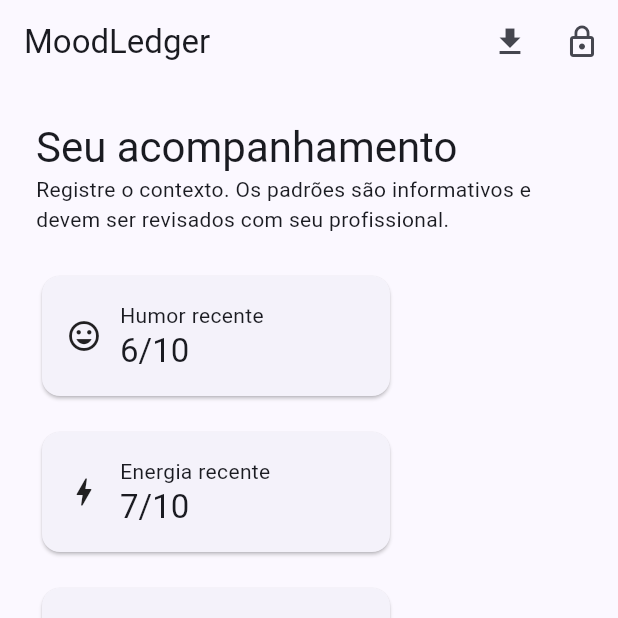
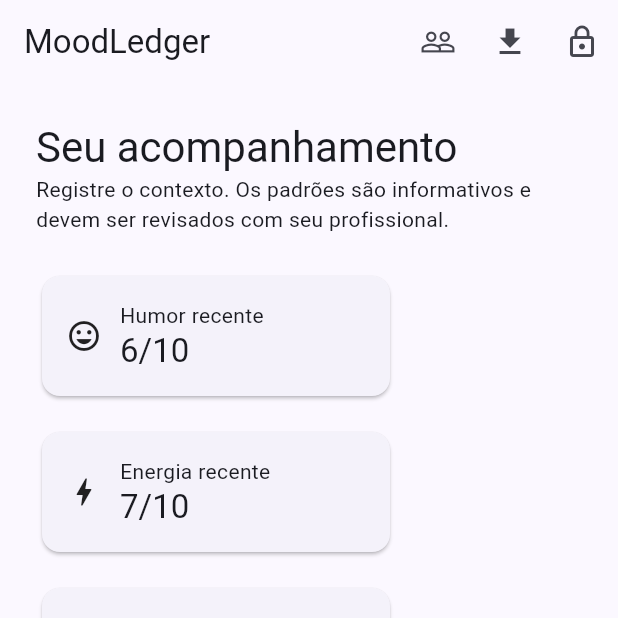
Before and after one commit to AloisioMagalhaes/bipolar-mood-spending-tracker, a Flutter app: the screen it shows after launch, on a phone screen of 412 x 824 dp, the top half of it. Run offline on Flutter 3.47's test engine with Material 3 defaults, Android fonts, the phone set to English and light mode, and no system bars; our stand-ins replace shared_preferences.

Commit message:
feat(consent): add bilateral professional link flow

```diff
--- a/lib/main.dart
+++ b/lib/main.dart
@@ -15,6 +15,7 @@ class SpendingEntry {
   factory SpendingEntry.fromJson(Map<String, dynamic> j) => SpendingEntry(date: DateTime.parse(j['date'] as String), amount: (j['amount'] as num).toDouble(), category: j['category'] as String, motive: j['motive'] as String, impulsive: j['impulsive'] as bool);
 }
 class MoodEntry { const MoodEntry({required this.mood, required this.energy, required this.sleep}); final int mood, energy, sleep; Map<String, dynamic> toJson() => {'mood': mood, 'energy': energy, 'sleep': sleep}; }
+class ProfessionalLink { const ProfessionalLink({required this.code, required this.active}); final String code; final bool active; }
 
 class MoodLedgerApp extends StatelessWidget {
   const MoodLedgerApp({super.key});
@@ -30,18 +31,20 @@ class DashboardPage extends StatefulWidget {
 class _DashboardPageState extends State<DashboardPage> {
   final moods = <MoodEntry>[const MoodEntry(mood: 6, energy: 7, sleep: 7)];
   bool consentActive = true;
+  ProfessionalLink? professionalLink;
   final _stateReady = Completer<void>();
   @override void initState() { super.initState(); _loadState(); }
   Future<void> _loadState() async { try { if (kIsWeb) { _stateReady.complete(); return; } final prefs = await SharedPreferences.getInstance(); final raw = prefs.getStringList('spending_entries') ?? []; final loaded = <SpendingEntry>[]; for (final value in raw) { try { loaded.add(SpendingEntry.fromJson(jsonDecode(value) as Map<String, dynamic>)); } catch (_) {} } if (mounted) setState(() { consentActive = prefs.getBool('consent_active') ?? true; if (loaded.isNotEmpty) spending..clear()..addAll(loaded); }); } finally { if (!_stateReady.isCompleted) _stateReady.complete(); } }
   Future<void> _setConsent(bool value) async { final prefs = await SharedPreferences.getInstance(); await prefs.setBool('consent_active', value); if (mounted) setState(() => consentActive = value); }
   Future<bool> _saveSpending() async { if (kIsWeb) return false; final prefs = await SharedPreferences.getInstance(); return prefs.setStringList('spending_entries', spending.map((e) => jsonEncode(e.toJson())).toList()); }
   Future<void> _exportData() async { final payload = const JsonEncoder.withIndent('  ').convert({'schemaVersion': 1, 'exportedAt': DateTime.now().toIso8601String(), 'spending': spending.map((e) => e.toJson()).toList(), 'mood': moods.map((e) => e.toJson()).toList()}); await Clipboard.setData(ClipboardData(text: payload)); if (mounted) ScaffoldMessenger.of(context).showSnackBar(const SnackBar(content: Text('Dados copiados. Cole em um arquivo seguro.'))); }
+  Future<void> _linkProfessional() async { final code = await showDialog<String>(context: context, builder: (_) => const LinkDialog()); if (code != null && mounted) setState(() => professionalLink = ProfessionalLink(code: code, active: true)); }
   final spending = <SpendingEntry>[SpendingEntry(date: DateTime.now(), amount: 89.90, category: 'Alimentação', motive: 'Necessidade planejada', impulsive: false)];
   Future<void> addSpending() async { await _stateReady.future; if (!mounted) return; final entry = await showDialog<SpendingEntry>(context: context, builder: (_) => const SpendingDialog()); if (entry != null) { setState(() => spending.insert(0, entry)); final saved = await _saveSpending(); if (!mounted) return; if (!saved && !kIsWeb) ScaffoldMessenger.of(context).showSnackBar(const SnackBar(content: Text('Não foi possível persistir o registro.'))); } }
   Future<void> addMood() async { final entry = await showDialog<MoodEntry>(context: context, builder: (_) => const MoodDialog()); if (entry != null) setState(() => moods.insert(0, entry)); }
   @override
   Widget build(BuildContext context) => Scaffold(
-    appBar: AppBar(title: const Text('MoodLedger'), actions: [IconButton(onPressed: _exportData, tooltip: 'Exportar dados', icon: const Icon(Icons.download)), IconButton(onPressed: () {}, tooltip: 'Privacidade', icon: const Icon(Icons.lock_outline))]),
+    appBar: AppBar(title: const Text('MoodLedger'), actions: [IconButton(onPressed: _linkProfessional, tooltip: 'Vincular profissional', icon: const Icon(Icons.people_outline)), IconButton(onPressed: _exportData, tooltip: 'Exportar dados', icon: const Icon(Icons.download)), IconButton(onPressed: () {}, tooltip: 'Privacidade', icon: const Icon(Icons.lock_outline))]),
     floatingActionButton: Column(mainAxisSize: MainAxisSize.min, children: [FloatingActionButton.extended(onPressed: addMood, icon: const Icon(Icons.mood), label: const Text('Registrar humor')), const SizedBox(height: 12), FloatingActionButton.extended(onPressed: addSpending, icon: const Icon(Icons.add), label: const Text('Registrar compra'))]),
     body: Center(child: ConstrainedBox(constraints: const BoxConstraints(maxWidth: 1000), child: ListView(padding: const EdgeInsets.all(24), children: [
       Text('Seu acompanhamento', style: Theme.of(context).textTheme.headlineMedium),
@@ -49,6 +52,7 @@ class _DashboardPageState extends State<DashboardPage> {
       const SizedBox(height: 24),
       Wrap(spacing: 16, runSpacing: 16, children: [MetricCard(label: 'Humor recente', value: '${moods.first.mood}/10', icon: Icons.mood), MetricCard(label: 'Energia recente', value: '${moods.first.energy}/10', icon: Icons.bolt), MetricCard(label: 'Sono recente', value: '${moods.first.sleep}h', icon: Icons.bedtime), MetricCard(label: 'Gastos registrados', value: 'R\$ ${spending.fold<double>(0, (s, e) => s + e.amount).toStringAsFixed(2)}', icon: Icons.payments)]),
       const SizedBox(height: 20), Card(child: SwitchListTile(title: const Text('Compartilhamento consentido'), subtitle: Text(consentActive ? 'Ativo para revisão profissional' : 'Desativado'), value: consentActive, onChanged: _setConsent)),
+      if (professionalLink != null) Card(child: ListTile(leading: const Icon(Icons.verified_user), title: const Text('Profissional vinculado'), subtitle: Text('Código ${professionalLink!.code} · acesso autorizado'), trailing: TextButton(onPressed: () => setState(() => professionalLink = null), child: const Text('Revogar')))),
       const SizedBox(height: 8), Text('Linha do tempo', style: Theme.of(context).textTheme.titleLarge),
       const Text('Eventos próximos no tempo não provam causalidade.'),
       Card(child: ListTile(leading: const CircleAvatar(child: Icon(Icons.mood)), title: Text('Humor ${moods.first.mood}/10 · energia ${moods.first.energy}/10'), subtitle: Text('Sono: ${moods.first.sleep}h · autorrelato'), trailing: const Text('hoje'))),
@@ -66,3 +70,6 @@ class _SpendingDialogState extends State<SpendingDialog> {
 }
 class MoodDialog extends StatefulWidget { const MoodDialog({super.key}); @override State<MoodDialog> createState() => _MoodDialogState(); }
 class _MoodDialogState extends State<MoodDialog> { double mood = 5, energy = 5; final sleep = TextEditingController(text: '7'); @override Widget build(BuildContext c) => AlertDialog(title: const Text('Registrar estado mental'), content: Column(mainAxisSize: MainAxisSize.min, children: [MoodScaleTile(label: 'Humor', value: mood, onChanged: (v) => setState(() => mood = v)), const SizedBox(height: 8), MoodScaleTile(label: 'Energia', value: energy, onChanged: (v) => setState(() => energy = v)), TextField(controller: sleep, keyboardType: TextInputType.number, decoration: const InputDecoration(labelText: 'Horas de sono'))]), actions: [TextButton(onPressed: () => Navigator.pop(c), child: const Text('Cancelar')), FilledButton(onPressed: () { final h = int.tryParse(sleep.text); if (h != null && h <= 24) Navigator.pop(c, MoodEntry(mood: mood.round(), energy: energy.round(), sleep: h)); }, child: const Text('Salvar'))]); }
+
+class LinkDialog extends StatefulWidget { const LinkDialog({super.key}); @override State<LinkDialog> createState() => _LinkDialogState(); }
+class _LinkDialogState extends State<LinkDialog> { final code = TextEditingController(); bool accepted = false; @override Widget build(BuildContext c) => AlertDialog(title: const Text('Vincular profissional'), content: Column(mainAxisSize: MainAxisSize.min, children: [TextField(controller: code, decoration: const InputDecoration(labelText: 'Código do convite')), CheckboxListTile(value: accepted, onChanged: (v) => setState(() => accepted = v ?? false), title: const Text('Aceito compartilhar meus registros'))]), actions: [TextButton(onPressed: () => Navigator.pop(c), child: const Text('Cancelar')), FilledButton(onPressed: accepted && code.text.trim().isNotEmpty ? () => Navigator.pop(c, code.text.trim()) : null, child: const Text('Vincular'))]); }
```
Also changed, not shown: docs/diagrams/uml/rendered/01-use-case.svg (added), docs/diagrams/uml/rendered/02-class.svg (added), docs/diagrams/uml/rendered/03-object.svg (added), docs/diagrams/uml/rendered/04-sequence-purchase.svg (added), docs/diagrams/uml/rendered/05-sequence-mood.svg (added), docs/diagrams/uml/rendered/06-sequence-sync.svg (added), docs/diagrams/uml/rendered/07-communication.svg (added), docs/diagrams/uml/rendered/08-activity-patient.svg (added), docs/diagrams/uml/rendered/09-activity-clinician.svg (added), docs/diagrams/uml/rendered/10-state-entry.svg (added), docs/diagrams/uml/rendered/11-state-consent.svg (added), docs/diagrams/uml/rendered/12-component.svg (added), docs/diagrams/uml/rendered/13-deployment.svg (added), docs/diagrams/uml/rendered/14-package.svg (added), 5 other files.
